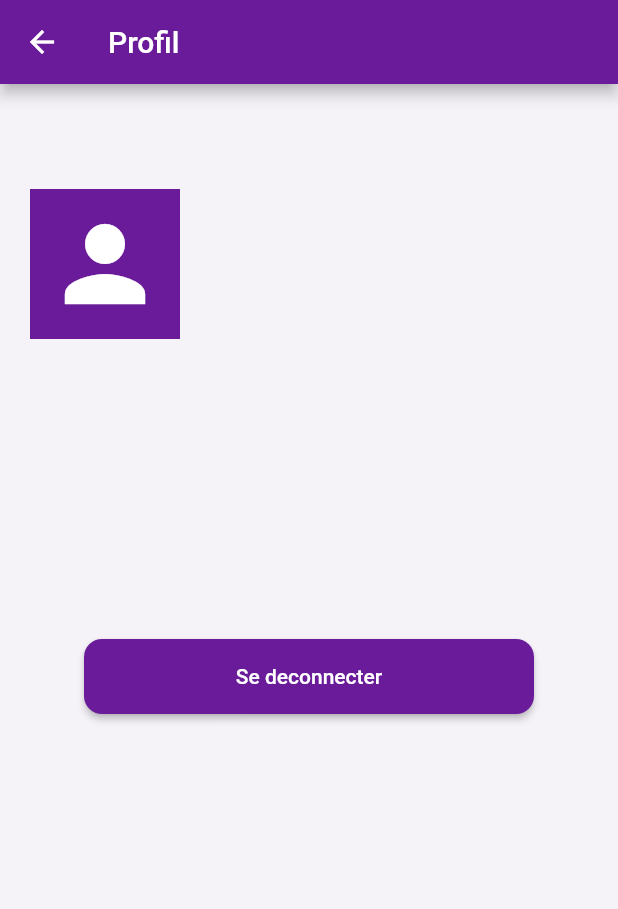
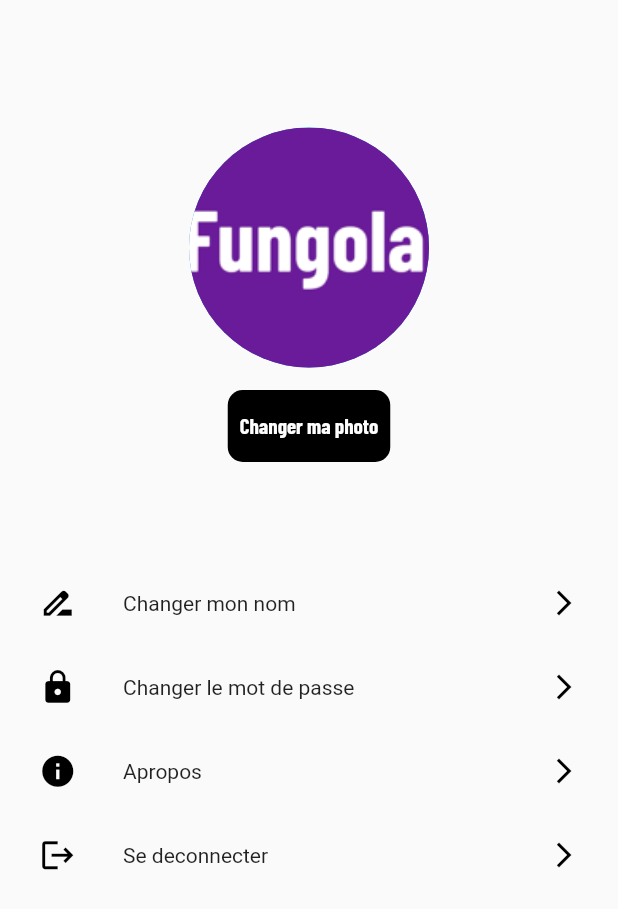
Before and after one commit to hena-ndombele/Fungola_app, a Flutter app: the ProfilPage screen opened directly, on a phone screen of 412 x 824 dp. Shown: the top 909 px of the screen. Run offline on Flutter 3.47's test engine with Material 2 defaults, Android fonts, the phone set to English and light mode, and no system bars; our stand-ins replace badges, connectivity, firebase_auth, firebase_core, firebase_database, firebase_messaging and 5 more; accounts and stored records are empty.

Commit message:
Ajout page profil

```diff
--- a/lib/Pages/Page/ProfilPage.dart
+++ b/lib/Pages/Page/ProfilPage.dart
@@ -1,43 +1,90 @@
+import 'dart:io';
+import 'package:firebase_auth/firebase_auth.dart';
 import 'package:flutter/material.dart';
-import 'package:firebase_auth/firebase_auth.dart';
 import 'package:fungola_app/Pages/ComptePage/AuthentificationPage.dart';
-import 'package:fungola_app/Pages/Page/MapsPage.dart';
+import 'package:fungola_app/Pages/Page/AproposPage.dart';
+import 'package:image_picker/image_picker.dart';
+import 'package:badges/badges.dart' as badges;
 import 'package:fungola_app/utils/ColorPage.dart';
 
-class ProfilPage extends StatelessWidget {
+
+
+class ProfilPage extends StatefulWidget {
+
+
+  @override
+  State<ProfilPage> createState() => _ProfilPageState();
+}
+
+class _ProfilPageState extends State<ProfilPage> {
+
   final FirebaseAuth _auth = FirebaseAuth.instance;
+  final ImagePicker picker = ImagePicker();
+  XFile? imageSelectione;
+
+
 
   @override
   Widget build(BuildContext context) {
+    return  Scaffold(
+
+      body:  _body(),
+    );
+  }
+
+  Widget _body() {
+
     String userEmail = '';
 
     if (_auth.currentUser != null) {
       userEmail = _auth.currentUser!.email!;
     }
+    return Column(
+      crossAxisAlignment: CrossAxisAlignment.center,
+      children: [
+        SizedBox(height: 85,),
+        InkWell(
+                onTap: () async {},
+                child: imageSelectione == null
+                    ? CircleAvatar(
+                  radius: 80.0,
+                  backgroundImage: AssetImage(
+                    'images/Capture12.PNG',
+                  ),
+                )
+                    : CircleAvatar(
+                  radius: 50.0,
+                  backgroundImage: FileImage(File(imageSelectione!.path)),
+                ),
 
-    return Scaffold(
-      backgroundColor: Color(0XFFf5f3f8),
-      appBar: AppBar(
-        title: Text("Profil"),
-        backgroundColor: Utils.COLOR_VIOLET,
+
         ),
-      body: Container(
-        margin: EdgeInsets.all(20),
-        child: Column(
-          children: [
-            SizedBox(
-              height: 50,
+        SizedBox(height: 15,),
+        Container(
+          decoration: BoxDecoration(
+              borderRadius: BorderRadius.circular(10), color: Utils.COLOR_NOIR),
+          child: TextButton(
+            child: Text(
+              'Changer ma photo',
+              style: TextStyle(
+                  color: Utils.COLOR_BLANC,
+                  fontWeight: FontWeight.bold,
+                  fontFamily: "Schyler"),
             ),
-            Row(
-              children: [
-                Container(
-                  height: 100,
-                  width: 100,
-                  color: Utils.COLOR_VIOLET,
-                  child: Icon(
-                    Icons.person,
-                    color: Utils.COLOR_BLANC,
-                    size: 80,
+            onPressed: () async {
+              imageSelectione =
+              await picker.pickImage(source: ImageSource.gallery);
+              if (imageSelectione != null) {
+                Directory directory = await getApplicationDocumentsDirectory();
+                print(directory.path);
+                var cheminSplit = imageSelectione!.path.split('/');
+                String filename = cheminSplit.last;
+                print(cheminSplit);
+                print(filename);
+                imageSelectione?.saveTo("${directory.path}/${filename}");
+              }
+              setState(() {});
+            },
           ),
         ),
         Container(
@@ -49,38 +96,185 @@ class ProfilPage extends StatelessWidget {
                   fontWeight: FontWeight.bold,
                   color: Utils.COLOR_GREY)),
         ),
-              ],
+        SizedBox(height: 15),
+        Expanded(
+          child:
+          ListView(
+              padding: EdgeInsets.all(10),
+              shrinkWrap: true,
+              children: [
+                ListTile(
+                  title: Text('Changer mon nom',
+                      style: TextStyle(
+                        fontSize: 14,
+                      )),
+                  leading: Icon(
+                    Icons.drive_file_rename_outline,
+                    color: Colors.black,
+                    size: 25,
                   ),
-            SizedBox(
-              height: 150,
+                  trailing: Icon(
+                    Icons.arrow_forward_ios,
+                    color: Colors.black,
+                    size: 20,
                   ),
-            SizedBox(
-              height: 50,
+                  onTap: () {},
                 ),
-            Container(
-              width: 300,
-              height: 50,
-              child: ElevatedButton(
-                onPressed: () {
+                ListTile(
+                  title: Text(
+                    'Changer le mot de passe',
+                    style: TextStyle(
+                      fontSize: 14,
+                    ),
+                  ),
+                  leading: Icon(
+                    Icons.lock,
+                    color: Colors.black,
+                    size: 25,
+                  ),
+                  trailing: Icon(
+                    Icons.arrow_forward_ios,
+                    color: Colors.black,
+                    size: 20,
+                  ),
+                  onTap: () {},
+                ),
+                ListTile(
+                  title: Text(
+                    'Apropos',
+                    style: TextStyle(
+                      fontSize: 14,
+                    ),
+                  ),
+                  leading: Icon(
+                    Icons.info,
+                    color: Colors.black,
+                    size: 25,
+                  ),
+                  trailing: Icon(
+                    Icons.arrow_forward_ios,
+                    color: Colors.black,
+                    size: 20,
+                  ),
+                  onTap: () {
+                    Navigator.push(context, MaterialPageRoute(builder: (context)=>AproposPage()));
+                  },
+                ),
+                ListTile(
+                  title: Text(
+                    'Se deconnecter',
+                    style: TextStyle(
+                      fontSize: 14,
+                    ),
+                  ),
+                  leading: Icon(
+                    Icons.logout,
+                    color: Colors.black,
+                    size: 25,
+                  ),
+                  trailing: Icon(
+                    Icons.arrow_forward_ios,
+                    color: Colors.black,
+                    size: 20,
+                  ),
+                  onTap:(){
     FirebaseAuth.instance.signOut().then((value) => {
-                    Navigator.push(
-                        context,
-                        MaterialPageRoute(
-                            builder: (context) => AuthentificationPage()))
+    Navigator.push(context, MaterialPageRoute(builder: (context)=>AuthentificationPage()))
     });
     },
-                child: Text("Se deconnecter"),
+                ),
+
+              ]),
+        ),
+      ],
+    );
+  }
+
+  ouvrirDialog(context) async {
+    bool? resulat = await showDialog<bool>(
+      context: context,
+      builder: (BuildContext context) {
+
+        return AlertDialog(
+          title: Text("Déconnexion"),
+          content: new Text("Voulez-vous vraiment vous déconnectez  ?"),
+          actions: <Widget>[
+            TextButton(
+              child: new Text(
+                "Annuler",
+                style: TextStyle(color: Colors.grey),
+              ),
+              onPressed: () {
+                Navigator.pop(context, false);
+              },
+            ),
+            new TextButton(
+              child: new Text(
+                "Confirmer", style: TextStyle(color: Colors.orange),),
+              onPressed: () {
+
+              },
+            ),
+          ],
+        );
+      },
+    );
+
+    if (resulat != null) {
+      var message = !resulat ? "Déconnexion annulée" : "Déconnexion";
+      showSnackBar(context, message);
+    }
+  }
+
+  showSnackBar(context, String message) {
+    final scaffold = ScaffoldMessenger.of(context);
+    scaffold.showSnackBar(SnackBar(
+      content: Text(message),
+      action:
+      SnackBarAction(label: 'OK',
+          textColor: Colors.orange,
+          onPressed: scaffold.hideCurrentSnackBar),
+    ));
+  }
+
+  Widget _noconnect(){
+    return Stack(
+      children: [
+        Center(
+          child: Column(
+            mainAxisAlignment: MainAxisAlignment.center,
+            children: [
+              Image.asset("assets/empty.gif"),
+              SizedBox(height: 20.0),
+              SizedBox(height: 10.0),
+              ElevatedButton(
+                onPressed: () {
+
+                },
                 style: ElevatedButton.styleFrom(
-                  backgroundColor: Utils.COLOR_VIOLET,
+                  backgroundColor: Colors.black,
                   shape: RoundedRectangleBorder(
-                    borderRadius: BorderRadius.circular(12),
+                    borderRadius: BorderRadius.zero,
                   ),
                 ),
+                child: Text('Se connecter'),
               ),
-            )
             ],
           ),
         ),
+        Positioned(
+          bottom: 20,
+          right: 20,
+          child: Image.asset(
+            "assets/app_icon2.png",
+            width: 25,
+            height: 25,
+          ),
+        ),
+      ],
     );
   }
 }
+
+getApplicationDocumentsDirectory() {
+}
```
Lines whose indentation alone changed are shown as unchanged.
